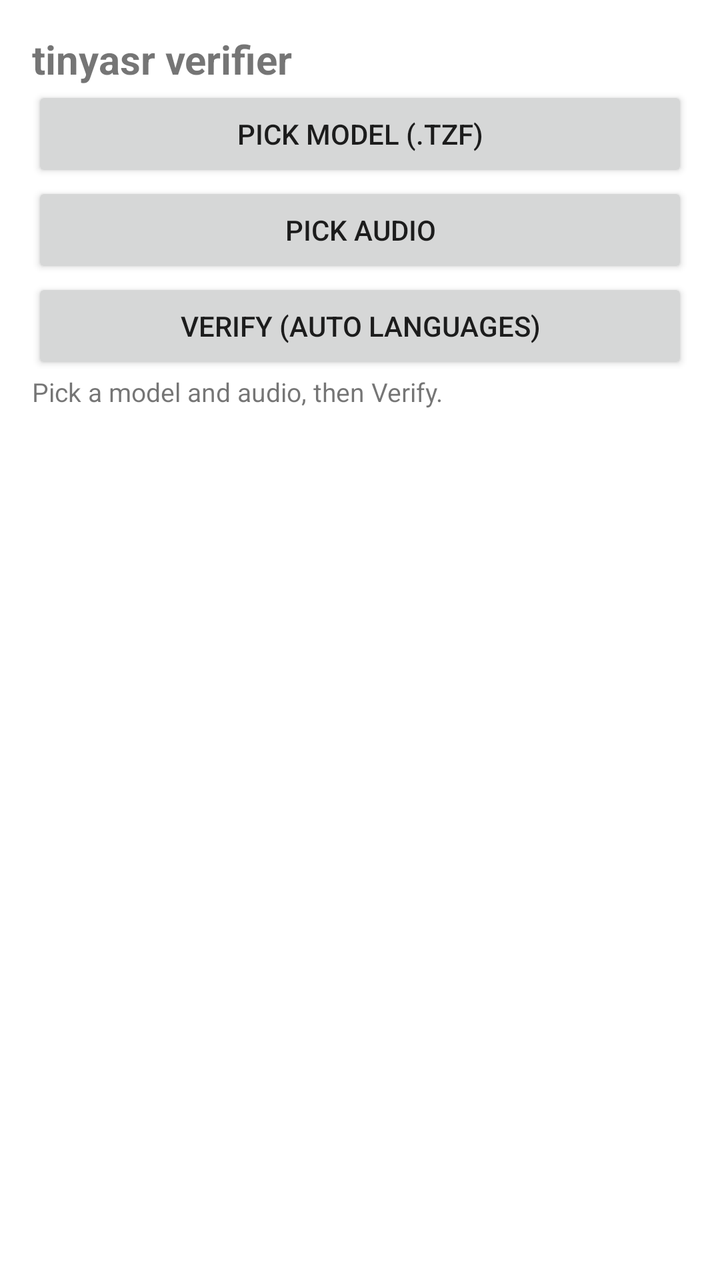
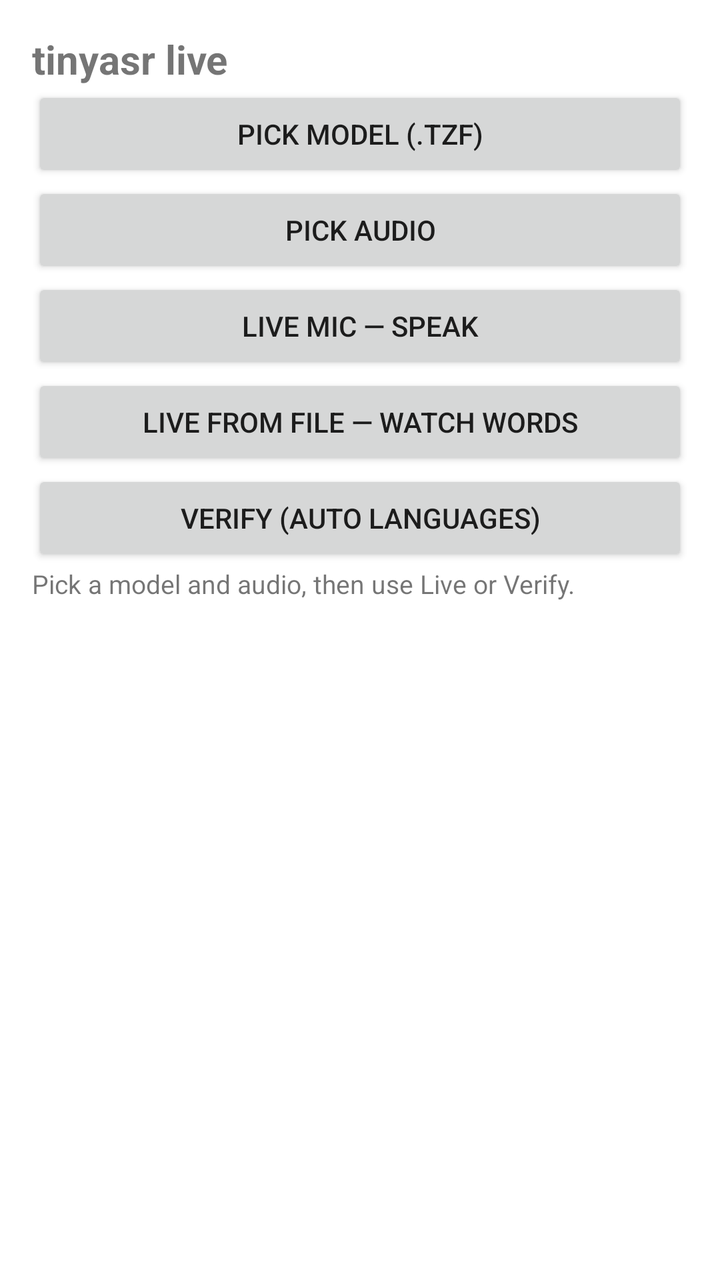

Before-and-after screenshots of an Android layout around one commit, followed by the original layout XML and the change that was made.
<!-- AndroidManifest.xml: application theme AppTheme -->
<!-- res/layout/activity_main.xml -->
<?xml version="1.0" encoding="utf-8"?>
<LinearLayout xmlns:android="http://schemas.android.com/apk/res/android"
    android:layout_width="match_parent"
    android:layout_height="match_parent"
    android:orientation="vertical"
    android:padding="16dp">

    <TextView
        android:layout_width="match_parent"
        android:layout_height="wrap_content"
        android:textSize="20sp"
        android:textStyle="bold"
        android:text="@string/app_name" />

    <Button
        android:id="@+id/pickModel"
        android:layout_width="match_parent"
        android:layout_height="wrap_content"
        android:text="@string/pick_model" />

    <Button
        android:id="@+id/pickAudio"
        android:layout_width="match_parent"
        android:layout_height="wrap_content"
        android:text="@string/pick_audio" />

    <Button
        android:id="@+id/verifyBtn"
        android:layout_width="match_parent"
        android:layout_height="wrap_content"
        android:text="@string/verify" />

    <TextView
        android:id="@+id/status"
        android:layout_width="match_parent"
        android:layout_height="wrap_content"
        android:text="@string/status_idle"
        android:textSize="13sp" />

    <ScrollView
        android:layout_width="match_parent"
        android:layout_height="0dp"
        android:layout_weight="1"
        android:fillViewport="true">

        <TextView
            android:id="@+id/result"
            android:layout_width="match_parent"
            android:layout_height="wrap_content"
            android:fontFamily="monospace"
            android:textSize="12sp" />
    </ScrollView>
</LinearLayout>
<!-- resources referenced by this layout -->
<resources>
  <string name="app_name">tinyasr verifier</string>
  <string name="pick_audio">Pick audio</string>
  <string name="pick_model">Pick model (.tzf)</string>
  <string name="status_idle">Pick a model and audio, then Verify.</string>
  <string name="verify">Verify (auto languages)</string>
  <style name="AppTheme" parent="android:Theme.Material.Light.NoActionBar">
          <item name="android:windowBackground">@android:color/white</item>
      </style>
</resources>

<!-- the commit's change to res/layout/activity_main.xml (unified diff, before → after) -->
@@ -25,6 +25,18 @@
         android:text="@string/pick_audio" />
 
     <Button
+        android:id="@+id/liveMicBtn"
+        android:layout_width="match_parent"
+        android:layout_height="wrap_content"
+        android:text="@string/live_mic" />
+
+    <Button
+        android:id="@+id/liveFileBtn"
+        android:layout_width="match_parent"
+        android:layout_height="wrap_content"
+        android:text="@string/live_file" />
+
+    <Button
         android:id="@+id/verifyBtn"
         android:layout_width="match_parent"
         android:layout_height="wrap_content"
@@ -37,6 +49,14 @@
         android:text="@string/status_idle"
         android:textSize="13sp" />
 
+    <TextView
+        android:id="@+id/partial"
+        android:layout_width="match_parent"
+        android:layout_height="wrap_content"
+        android:textColor="#0a7d0a"
+        android:textSize="16sp"
+        android:textStyle="italic" />
+
     <ScrollView
         android:layout_width="match_parent"
         android:layout_height="0dp"
@@ -48,6 +68,6 @@
             android:layout_width="match_parent"
             android:layout_height="wrap_content"
             android:fontFamily="monospace"
-            android:textSize="12sp" />
+            android:textSize="13sp" />
     </ScrollView>
 </LinearLayout>
<!-- resource entries referenced after the edit -->
@@ -1,9 +1,11 @@
 <!-- resources referenced by this layout -->
 <resources>
-  <string name="app_name">tinyasr verifier</string>
+  <string name="app_name">tinyasr live</string>
+  <string name="live_file">Live from file — watch words</string>
+  <string name="live_mic">Live mic — speak</string>
   <string name="pick_audio">Pick audio</string>
   <string name="pick_model">Pick model (.tzf)</string>
-  <string name="status_idle">Pick a model and audio, then Verify.</string>
+  <string name="status_idle">Pick a model and audio, then use Live or Verify.</string>
   <string name="verify">Verify (auto languages)</string>
   <style name="AppTheme" parent="android:Theme.Material.Light.NoActionBar">
           <item name="android:windowBackground">@android:color/white</item>
